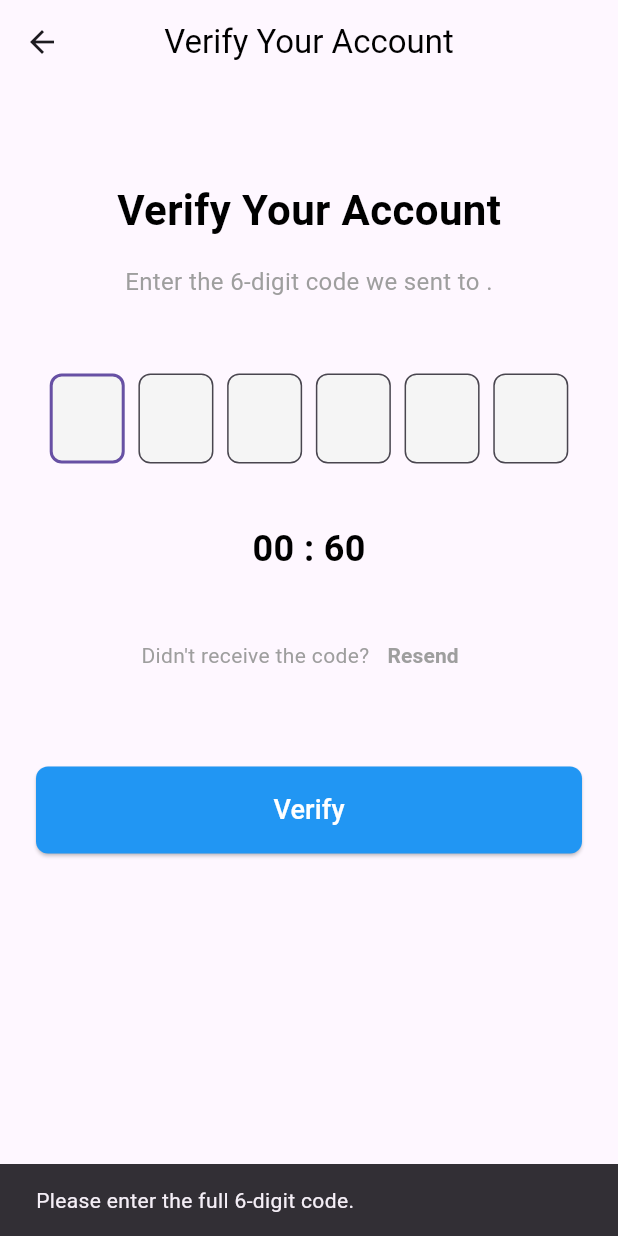
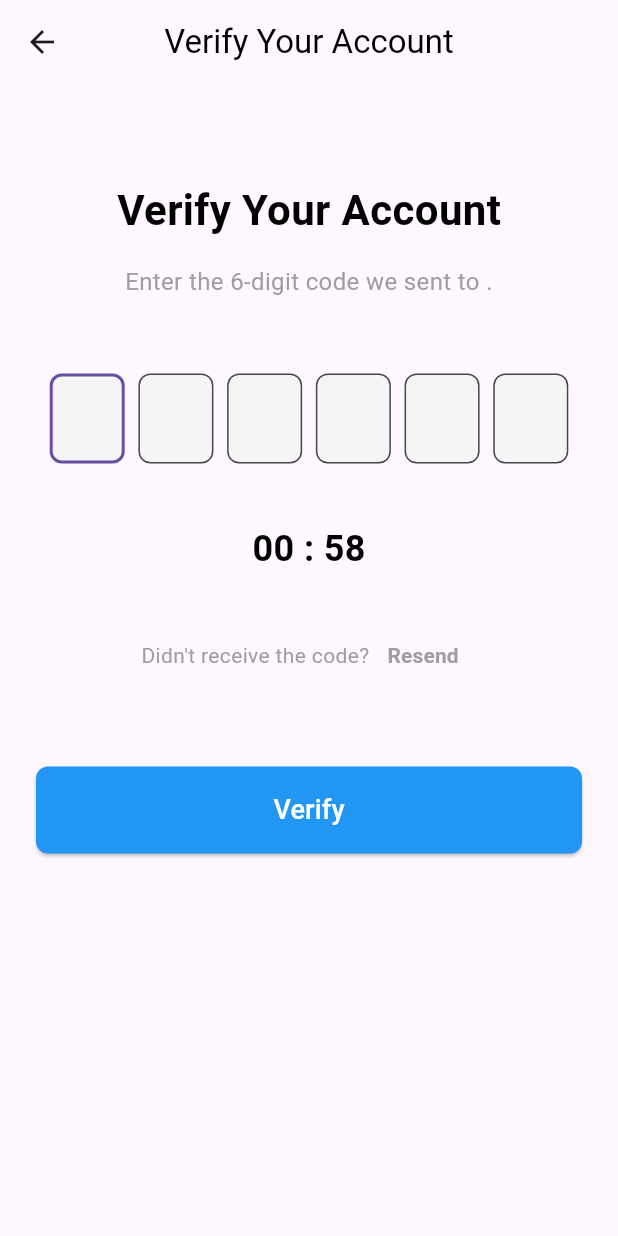
Before and after one commit to aymanSalahA/deal_wise, a Flutter app: the OtpVerificationScreen widget shown alone on an empty page, opened directly with empty values, after a tap on "Verify", on a phone screen of 412 x 824 dp. Run offline on Flutter 3.47's test engine with Material 3 defaults, Android fonts, the phone set to English and light mode, and no system bars; our stand-ins replace dio, flutter_bloc, shared_preferences; accounts and stored records are empty.

Commit message:
Fix: added required parameters (email, otp, verificationTarget) when navigating to OtpVerificationScreen

```diff
--- /dev/null
+++ b/lib/features/auth/presentation/cubit/otp_verification_cubit.dart
@@ -0,0 +1,107 @@
+import 'dart:async';
+import 'package:flutter_bloc/flutter_bloc.dart';
+import 'otp_verification_state.dart';
+import 'package:deal_wise/features/auth/data/models/auth_view_model.dart';
+
+class OtpVerificationCubit extends Cubit<OtpVerificationState> {
+  final String email;
+  final String otp;
+  final AuthViewModel authVM;
+
+  Timer? _timer;
+
+  OtpVerificationCubit({
+    required this.email,
+    required this.otp,
+    required this.authVM,
+  }) : super(const OtpInitial()) {
+    startTimer();
+  }
+
+  void startTimer() {
+
+    _timer?.cancel();
+
+    emit(const OtpInitial(timer: 60, canResend: false));
+
+    _timer = Timer.periodic(const Duration(seconds: 1), (timer) {
+      if (state is! OtpInitial) {
+        timer.cancel();
+        return;
+      }
+
+      final currentState = state as OtpInitial;
+
+      if (currentState.timer == 0) {
+        emit(currentState.copyWith(canResend: true));
+        timer.cancel();
+      } else {
+        emit(currentState.copyWith(timer: currentState.timer - 1));
+      }
+    });
+  }
+
+  Future<void> verifyOtp(String enteredOtp) async {
+    if (enteredOtp.length != 6) {
+      emit(const OtpVerificationFailure('Please enter the full 6-digit code.'));
+      emit((state as OtpInitial).copyWith());
+      return;
+    }
+
+    emit(OtpVerificationLoading(timer: state.timer, canResend: state.canResend));
+
+    try {
+      bool success = await authVM.validateOtp(email, enteredOtp);
+
+      if (success) {
+        _timer?.cancel();
+        emit(const OtpVerificationSuccess());
+      } else {
+        emit(
+          OtpVerificationFailure(
+            authVM.errorMessage ?? 'Invalid OTP',
+            timer: state.timer,
+            canResend: state.canResend,
+          ),
+        );
+      }
+    } catch (e) {
+      emit(
+        OtpVerificationFailure(
+          e.toString(),
+          timer: state.timer,
+          canResend: state.canResend,
+        ),
+      );
+    }
+  }
+
+  Future<void> resendCode() async {
+    if (state is! OtpInitial) return;
+    final currentState = state as OtpInitial;
+    if (!currentState.canResend) return;
+
+    emit(OtpVerificationLoading(timer: 0, canResend: true));
+
+    bool success = await authVM.resendOtp(email);
+
+    if (success) {
+      startTimer();
+    } else {
+      emit(
+        OtpVerificationFailure(
+          authVM.errorMessage ?? 'Failed to resend code',
+          timer: 0,
+          canResend: true,
+        ),
+      );
+      emit(const OtpInitial(timer: 0, canResend: true));
+    }
+  }
+
+  @override
+  Future<void> close() {
+    _timer?.cancel();
+    return super.close();
+  }
+}
--- /dev/null
+++ b/lib/features/auth/presentation/cubit/otp_verification_state.dart
@@ -0,0 +1,34 @@
+
+
+abstract class OtpVerificationState {
+  final int timer;
+  final bool canResend;
+
+  const OtpVerificationState({this.timer = 60, this.canResend = false});
+}
+
+class OtpInitial extends OtpVerificationState {
+  const OtpInitial({super.timer, super.canResend});
+
+  OtpInitial copyWith({int? timer, bool? canResend}) {
+    return OtpInitial(
+      timer: timer ?? this.timer,
+      canResend: canResend ?? this.canResend,
+    );
+  }
+}
+
+class OtpVerificationLoading extends OtpInitial {
+
+  const OtpVerificationLoading({super.timer, super.canResend});
+}
+
+class OtpVerificationSuccess extends OtpVerificationState {
+  const OtpVerificationSuccess() : super(timer: 0, canResend: false);
+}
+
+
+class OtpVerificationFailure extends OtpInitial {
+  final String errorMessage;
+  const OtpVerificationFailure(this.errorMessage, {super.timer, super.canResend});
+}
--- a/lib/features/auth/presentation/screens/otp_verification_screen.dart
+++ b/lib/features/auth/presentation/screens/otp_verification_screen.dart
@@ -1,119 +1,54 @@
+import 'package:deal_wise/features/auth/presentation/cubit/otp_verification_cubit.dart';
+import 'package:deal_wise/features/auth/presentation/cubit/otp_verification_state.dart';
 import 'package:flutter/material.dart';
-import 'dart:async';
+import 'package:flutter_bloc/flutter_bloc.dart';
 import 'package:provider/provider.dart';
 import '../widgets/otp_input_field.dart';
 import 'package:deal_wise/features/auth/data/models/auth_view_model.dart';
 
-class OtpVerificationScreen extends StatefulWidget {
-  final String verificationTarget;
+class OtpVerificationScreen extends StatelessWidget {
+  final String email;
+  final String otp;
 
-  const OtpVerificationScreen({super.key, required this.verificationTarget});
+  const OtpVerificationScreen({
+    super.key,
+    required this.email,
+    required this.otp, required String verificationTarget,
+  });
 
   @override
-  State<OtpVerificationScreen> createState() => _OtpVerificationScreenState();
+  Widget build(BuildContext context) {
+    final authVM = Provider.of<AuthViewModel>(context, listen: false);
+
+    return BlocProvider(
+      create: (context) => OtpVerificationCubit(
+        email: email,
+        otp: otp,
+        authVM: authVM,
+      ),
+      child: const _OtpVerificationView(),
+    );
+  }
 }
 
-class _OtpVerificationScreenState extends State<OtpVerificationScreen> {
+class _OtpVerificationView extends StatefulWidget {
+  const _OtpVerificationView();
+
+  @override
+  State<_OtpVerificationView> createState() => _OtpVerificationViewState();
+}
+
+class _OtpVerificationViewState extends State<_OtpVerificationView> {
   late List<TextEditingController> otpControllers;
-  late Timer _timer;
-  int _start = 60;
-  bool _canResend = false;
 
   @override
   void initState() {
     super.initState();
-
     otpControllers = List.generate(6, (index) => TextEditingController());
-    startTimer();
-  }
-
-  void startTimer() {
-    if (mounted) {
-      if (_timer.isActive) {
-        _timer.cancel();
-      }
-    }
-    _start = 60;
-    _canResend = false;
-    _timer = Timer.periodic(const Duration(seconds: 1), (timer) {
-      if (!mounted) {
-        timer.cancel();
-        return;
-      }
-      if (_start == 0) {
-        setState(() {
-          _canResend = true;
-          timer.cancel();
-        });
-      } else {
-        setState(() {
-          _start--;
-        });
-      }
-    });
-  }
-
-  void _verifyOtp(AuthViewModel authVM) async {
-    String enteredOtp = otpControllers
-        .map((controller) => controller.text)
-        .join();
-
-    if (enteredOtp.length == 6) {
-      bool success = await authVM.validateOtp(
-        widget.verificationTarget,
-        enteredOtp,
-      );
-
-      if (success) {
-        _timer.cancel();
-        ScaffoldMessenger.of(context).showSnackBar(
-          const SnackBar(
-            content: Text('Verification successful!'),
-            backgroundColor: Colors.green,
-          ),
-        );
-        // Navigator.of(context).pushReplacement(MaterialPageRoute(builder: (context) => const HomeScreen()));
-      } else {
-        ScaffoldMessenger.of(context).showSnackBar(
-          SnackBar(
-            content: Text(authVM.errorMessage ?? 'Invalid OTP'),
-            backgroundColor: Colors.red,
-          ),
-        );
-      }
-    } else {
-      ScaffoldMessenger.of(context).showSnackBar(
-        const SnackBar(content: Text('Please enter the full 6-digit code.')),
-      );
-    }
-  }
-
-  void _resendCode(AuthViewModel authVM) async {
-    if (!_canResend) return;
-
-    bool success = await authVM.resendOtp(widget.verificationTarget);
-
-    if (success) {
-      ScaffoldMessenger.of(context).showSnackBar(
-        const SnackBar(
-          content: Text('New OTP sent successfully!'),
-          backgroundColor: Colors.green,
-        ),
-      );
-      startTimer();
-    } else {
-      ScaffoldMessenger.of(context).showSnackBar(
-        SnackBar(
-          content: Text(authVM.errorMessage ?? 'Failed to resend code'),
-          backgroundColor: Colors.red,
-        ),
-      );
-    }
   }
 
   @override
   void dispose() {
-    _timer.cancel();
     for (var controller in otpControllers) {
       controller.dispose();
     }
@@ -122,9 +57,11 @@ class _OtpVerificationScreenState extends State<OtpVerificationScreen> {
 
   @override
   Widget build(BuildContext context) {
-    final authVM = Provider.of<AuthViewModel>(context);
+    final cubit = context.read<OtpVerificationCubit>();
 
-    String timerText = '00 : ${_start.toString().padLeft(2, '0')}';
+    String getEnteredOtp() {
+      return otpControllers.map((controller) => controller.text).join();
+    }
 
     return Scaffold(
       appBar: AppBar(
@@ -134,40 +71,52 @@ class _OtpVerificationScreenState extends State<OtpVerificationScreen> {
         ),
         backgroundColor: Colors.transparent,
         elevation: 0,
-        title: const Text(
-          'Verify Your Account',
-          style: TextStyle(color: Colors.black),
-        ),
+        title: const Text('Verify Your Account', style: TextStyle(color: Colors.black)),
         centerTitle: true,
       ),
 
-      body: SingleChildScrollView(
+      body: BlocListener<OtpVerificationCubit, OtpVerificationState>(
+        listener: (context, state) {
+          ScaffoldMessenger.of(context).hideCurrentSnackBar();
+
+          if (state is OtpVerificationSuccess) {
+            ScaffoldMessenger.of(context).showSnackBar(
+              const SnackBar(content: Text('Verification successful!'), backgroundColor: Colors.green),
+            );
+            // Navigator.pushReplacement(context, MaterialPageRoute(builder: (_) => const HomeScreen()));
+          } else if (state is OtpVerificationFailure) {
+            ScaffoldMessenger.of(context).showSnackBar(
+              SnackBar(content: Text(state.errorMessage), backgroundColor: Colors.red),
+            );
+          }
+        },
+
+        child: BlocBuilder<OtpVerificationCubit, OtpVerificationState>(
+          builder: (context, state) {
+            final String timerText = '00 : ${state.timer.toString().padLeft(2, '0')}';
+            final bool isLoading = state is OtpVerificationLoading;
+
+            return SingleChildScrollView(
               child: Center(
                 child: Padding(
                   padding: const EdgeInsets.all(24.0),
                   child: Column(
-              mainAxisAlignment: MainAxisAlignment.start,
                     crossAxisAlignment: CrossAxisAlignment.center,
                     children: <Widget>[
                       const SizedBox(height: 40),
-
                       const Text(
                         'Verify Your Account',
-                  style: TextStyle(
-                    fontSize: 28,
-                    fontWeight: FontWeight.bold,
-                    color: Colors.black,
-                  ),
+                        style: TextStyle(fontSize: 28, fontWeight: FontWeight.bold, color: Colors.black),
                       ),
                       const SizedBox(height: 16),
-
                       Text(
-                  'Enter the 6-digit code we sent to ${widget.verificationTarget}.',
+                        'Enter the 6-digit code we sent to ${cubit.email}.',
                         textAlign: TextAlign.center,
                         style: const TextStyle(fontSize: 16, color: Colors.grey),
                       ),
                       const SizedBox(height: 50),
 
+                      // OTP Fields
                       Row(
                         mainAxisAlignment: MainAxisAlignment.spaceEvenly,
                         children: List.generate(
@@ -198,17 +147,14 @@ class _OtpVerificationScreenState extends State<OtpVerificationScreen> {
                             "Didn't receive the code?",
                             style: TextStyle(color: Colors.grey),
                           ),
-
-                    authVM.isLoading
+                          isLoading
                               ? const CircularProgressIndicator(strokeWidth: 2)
                               : TextButton(
-                            onPressed: _canResend
-                                ? () => _resendCode(authVM)
-                                : null,
+                                  onPressed: state.canResend ? cubit.resendCode : null,
                                   child: Text(
                                     'Resend',
                                     style: TextStyle(
-                                color: _canResend ? Colors.blue : Colors.grey,
+                                      color: state.canResend ? Colors.blue : Colors.grey,
                                       fontWeight: FontWeight.bold,
                                     ),
                                   ),
@@ -217,12 +163,12 @@ class _OtpVerificationScreenState extends State<OtpVerificationScreen> {
                       ),
                       const SizedBox(height: 50),
 
-                authVM.isLoading
+                      isLoading
                           ? const CircularProgressIndicator()
                           : SizedBox(
                               width: double.infinity,
                               child: ElevatedButton(
-                          onPressed: () => _verifyOtp(authVM),
+                                onPressed: () => cubit.verifyOtp(getEnteredOtp()),
                                 style: ElevatedButton.styleFrom(
                                   backgroundColor: Colors.blue,
                                   padding: const EdgeInsets.symmetric(vertical: 16),
@@ -236,10 +182,12 @@ class _OtpVerificationScreenState extends State<OtpVerificationScreen> {
                                 ),
                               ),
                             ),
-                const SizedBox(height: 30),
                     ],
                   ),
                 ),
+              ),
+            );
+          },
         ),
       ),
     );
```
Also changed, not shown: lib/features/auth/presentation/cubit/login_cubit.dart (added, +29 -0 lines), lib/features/auth/presentation/cubit/login_state.dart (added, +22 -0 lines), lib/features/auth/presentation/screens/login_screen.dart (+79 -37 lines), pubspec.lock. Lines whose indentation alone changed are shown as unchanged.
